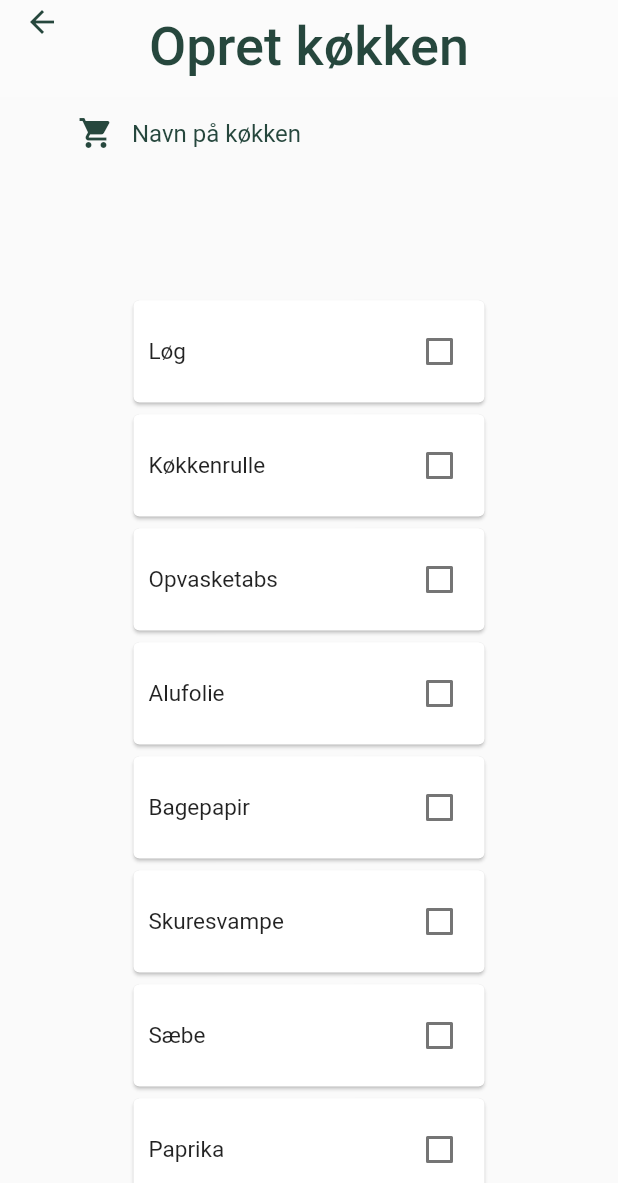
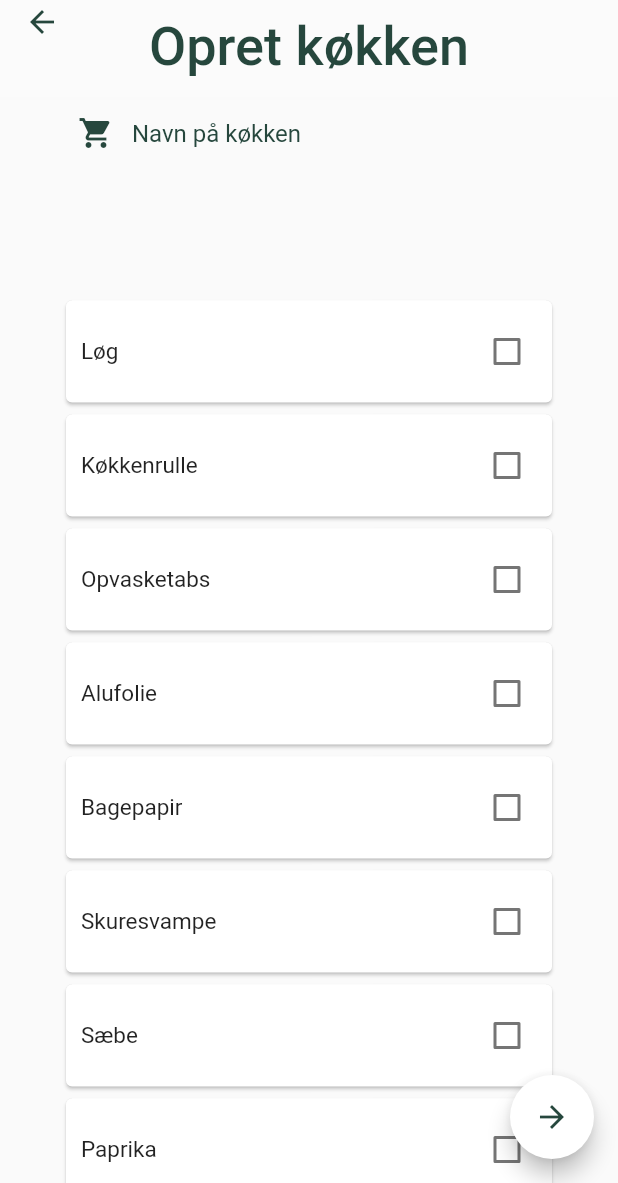
Before and after one commit to patricklopdrup/Share-goods, a Flutter app: the CreateKitchen screen opened directly, on a phone screen of 412 x 824 dp, the part 53-1236 px from its top. Run offline on Flutter 3.47's test engine with Material 2 defaults, Android fonts, the phone set to English and light mode, and no system bars; our stand-ins replace cloud_firestore, firebase_auth, firebase_core, firebase_crashlytics, flutter_conditional_rendering; accounts and stored records are empty; Roboto replaces fonts that are missing (OpenSans).

Commit message:
Kitchen name is saved when 'continue' button is clicked

```diff
--- a/share_goods/lib/pages_bottomnav/createKitchen_page.dart
+++ b/share_goods/lib/pages_bottomnav/createKitchen_page.dart
@@ -4,11 +4,19 @@ import 'package:share_goods/myAppBar.dart';
 import 'package:share_goods/myColors.dart';
 
 class CreateKitchen extends StatefulWidget {
+  final GlobalKey<_CreateKitchenState> key = new GlobalKey();
   @override
   _CreateKitchenState createState() => _CreateKitchenState();
 }
 
 class _CreateKitchenState extends State<CreateKitchen> {
+  String navn = "";
+  TextEditingController myController = TextEditingController();
+
+  getText() { // this is new
+    return myController.text;
+  }
+
   @override
   Widget build(BuildContext context) {
     return Scaffold(
@@ -23,7 +31,7 @@ class _CreateKitchenState extends State<CreateKitchen> {
              Expanded(
                flex: 2,
                  child: Container(
-                   child: _createNameField(),
+                   child: CreateNameField(myController: myController,),
                  )
              ),
              Expanded(
@@ -34,7 +42,17 @@ class _CreateKitchenState extends State<CreateKitchen> {
              ),
            ],
          )
-        )
+        ),
+        floatingActionButton: FloatingActionButton(
+          backgroundColor: Colors.white,
+          child: Icon(Icons.arrow_forward, color: myDarkGreen,),
+          onPressed: () {
+            setState(() {
+              navn = myController.text;
+              print(navn);
+            });
+          },
+        ),
       );
   }
 }
@@ -60,7 +78,7 @@ class _CreateKitchenListState extends State<CreateKitchenList> {
   @override
   Widget build(BuildContext context) {
     return Container(
-      padding: EdgeInsets.symmetric(horizontal: 45),
+      padding: EdgeInsets.symmetric(horizontal: 0),
       child: ListView.builder(
             itemCount: _inventory.length,
             itemBuilder: (context,index){
@@ -101,11 +119,22 @@ class _CheckListItemState extends State<CheckListItem> {
   }
 }
 
-Widget _createNameField() {
-  return Container(
-      child: Column(
+class CreateNameField extends StatefulWidget {
+
+  @override
+  _CreateNameFieldState createState() => _CreateNameFieldState();
+  final TextEditingController myController;
+  CreateNameField({this.myController});
+}
+
+class _CreateNameFieldState extends State<CreateNameField> {
+
+  @override
+  Widget build(BuildContext context) {
+    return Container(child: Column(
       children: [
         TextFormField(
+          controller: widget.myController,
             style: TextStyle(color: myDarkGreen),
             decoration: InputDecoration(
               focusedBorder: UnderlineInputBorder(
@@ -126,3 +155,4 @@ Widget _createNameField() {
     ),
     );
   }
+}
```
Lines whose indentation alone changed are shown as unchanged.
